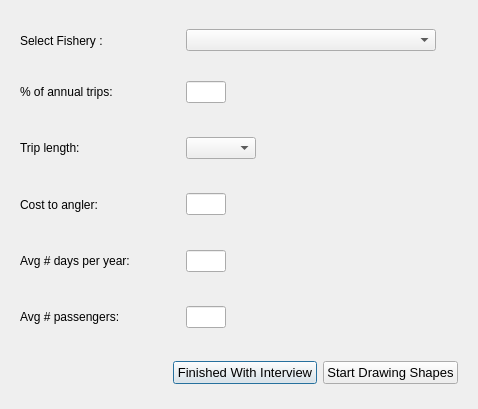
This is oom_noorc_charter/Interview/selectfishery.ui in Ecotrust/openoceanmap-desktop as Qt 5 draws it before an edit. The edited form follows.
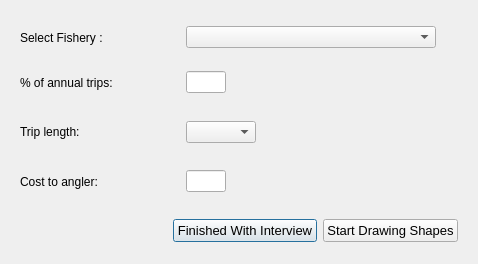
This is the edited form.

The edit to the form file:
```diff
--- a/oom_noorc_charter/Interview/selectfishery.ui
+++ b/oom_noorc_charter/Interview/selectfishery.ui
@@ -7,7 +7,7 @@
     <x>0</x>
     <y>0</y>
     <width>478</width>
-    <height>409</height>
+    <height>264</height>
    </rect>
   </property>
   <property name="windowTitle" >
@@ -350,128 +350,6 @@
      </item>
     </layout>
    </item>
-   <item>
-    <layout class="QHBoxLayout" name="horizontalLayout_13" >
-     <item>
-      <widget class="QWidget" native="1" name="widget_5" >
-       <layout class="QHBoxLayout" name="horizontalLayout_14" >
-        <item>
-         <widget class="QLabel" name="label_8" >
-          <property name="minimumSize" >
-           <size>
-            <width>160</width>
-            <height>0</height>
-           </size>
-          </property>
-          <property name="maximumSize" >
-           <size>
-            <width>160</width>
-            <height>16777215</height>
-           </size>
-          </property>
-          <property name="text" >
-           <string>Avg # days per year:</string>
-          </property>
-         </widget>
-        </item>
-        <item>
-         <widget class="QLineEdit" name="fishery_days" >
-          <property name="minimumSize" >
-           <size>
-            <width>40</width>
-            <height>0</height>
-           </size>
-          </property>
-          <property name="maximumSize" >
-           <size>
-            <width>40</width>
-            <height>16777215</height>
-           </size>
-          </property>
-         </widget>
-        </item>
-        <item>
-         <spacer name="horizontalSpacer_3" >
-          <property name="orientation" >
-           <enum>Qt::Horizontal</enum>
-          </property>
-          <property name="sizeHint" stdset="0" >
-           <size>
-            <width>40</width>
-            <height>20</height>
-           </size>
-          </property>
-         </spacer>
-        </item>
-       </layout>
-       <zorder>label_8</zorder>
-       <zorder>fishery_days</zorder>
-       <zorder>horizontalSpacer_3</zorder>
-      </widget>
-     </item>
-    </layout>
-   </item>
-   <item>
-    <layout class="QHBoxLayout" name="horizontalLayout_5" >
-     <item>
-      <widget class="QWidget" native="1" name="widget_3" >
-       <layout class="QHBoxLayout" name="horizontalLayout_4" >
-        <item>
-         <widget class="QLabel" name="label" >
-          <property name="minimumSize" >
-           <size>
-            <width>160</width>
-            <height>0</height>
-           </size>
-          </property>
-          <property name="maximumSize" >
-           <size>
-            <width>160</width>
-            <height>16777215</height>
-           </size>
-          </property>
-          <property name="text" >
-           <string>Avg # passengers:</string>
-          </property>
-         </widget>
-        </item>
-        <item>
-         <widget class="QLineEdit" name="fishery_pass" >
-          <property name="minimumSize" >
-           <size>
-            <width>40</width>
-            <height>0</height>
-           </size>
-          </property>
-          <property name="maximumSize" >
-           <size>
-            <width>40</width>
-            <height>16777215</height>
-           </size>
-          </property>
-         </widget>
-        </item>
-        <item>
-         <spacer name="horizontalSpacer_3" >
-          <property name="orientation" >
-           <enum>Qt::Horizontal</enum>
-          </property>
-          <property name="sizeHint" stdset="0" >
-           <size>
-            <width>40</width>
-            <height>20</height>
-           </size>
-          </property>
-         </spacer>
-        </item>
-       </layout>
-       <zorder>fishery_pass</zorder>
-       <zorder>label</zorder>
-       <zorder>horizontalSpacer_3</zorder>
-      </widget>
-     </item>
-    </layout>
-   </item>
    <item>
     <layout class="QHBoxLayout" name="horizontalLayout_2" >
      <item>
```
Left out of the diff: 46 changed lines with no effect on the pictures.
